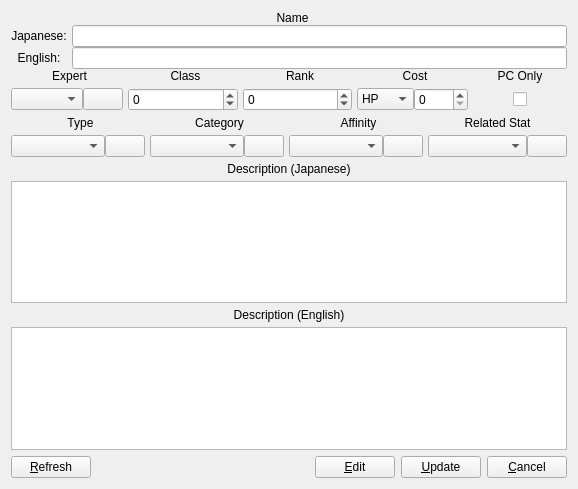
Above: client/ui/SkillView.ui from erikku/frosty before the change. Below: the same form after it.
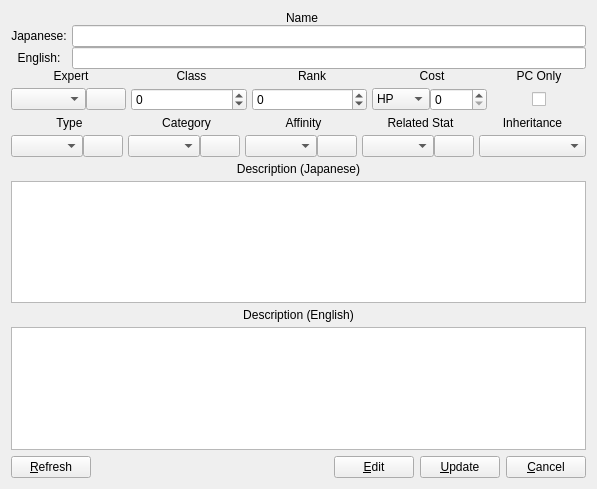
That is the form after the change. The open tabs and pages were chosen to show the change. Custom widgets are drawn as their Qt base class.

Commit message: Added an inheritance field to the skill window.

Patch:
```diff
--- a/client/ui/SkillView.ui
+++ b/client/ui/SkillView.ui
@@ -7,7 +7,7 @@
    <rect>
     <x>0</x>
     <y>0</y>
-    <width>578</width>
+    <width>597</width>
     <height>489</height>
    </rect>
   </property>
@@ -893,8 +893,44 @@
            <item>
             <widget class="QPushButton" name="relatedStatEditButton"/>
            </item>
+           <item>
+            <spacer name="spacer">
+             <property name="orientation">
+              <enum>Qt::Horizontal</enum>
+             </property>
+             <property name="sizeType">
+              <enum>QSizePolicy::Minimum</enum>
+             </property>
+             <property name="sizeHint" stdset="0">
+              <size>
+               <width>5</width>
+               <height>5</height>
+              </size>
+             </property>
+            </spacer>
+           </item>
           </layout>
          </item>
+         <item row="1" column="4">
+          <widget class="QLabel" name="inheritLabel2">
+           <property name="text">
+            <string>Inheritance</string>
+           </property>
+           <property name="alignment">
+            <set>Qt::AlignCenter</set>
+           </property>
+          </widget>
+         </item>
+         <item row="2" column="4">
+          <widget class="QComboBox" name="inheritEdit">
+           <property name="sizePolicy">
+            <sizepolicy hsizetype="Expanding" vsizetype="Fixed">
+             <horstretch>0</horstretch>
+             <verstretch>0</verstretch>
+            </sizepolicy>
+           </property>
+          </widget>
+         </item>
         </layout>
        </item>
        <item>
```
Left out of the diff: 20 changed lines with no effect on the pictures. The commit also changes 1 other file.
